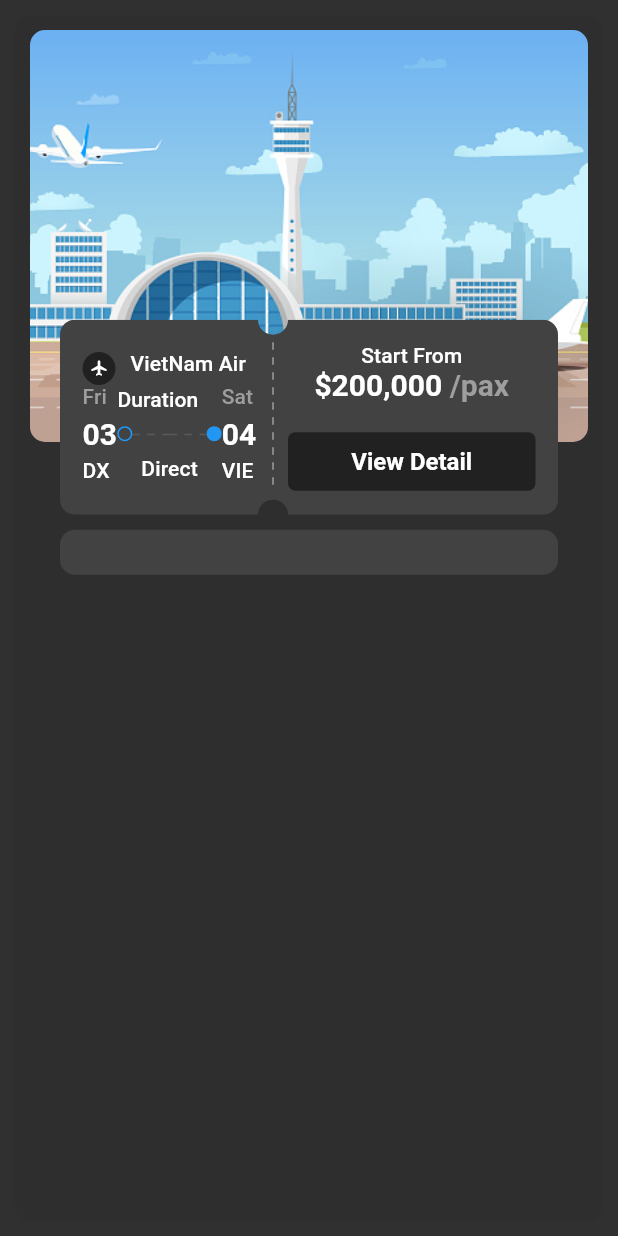
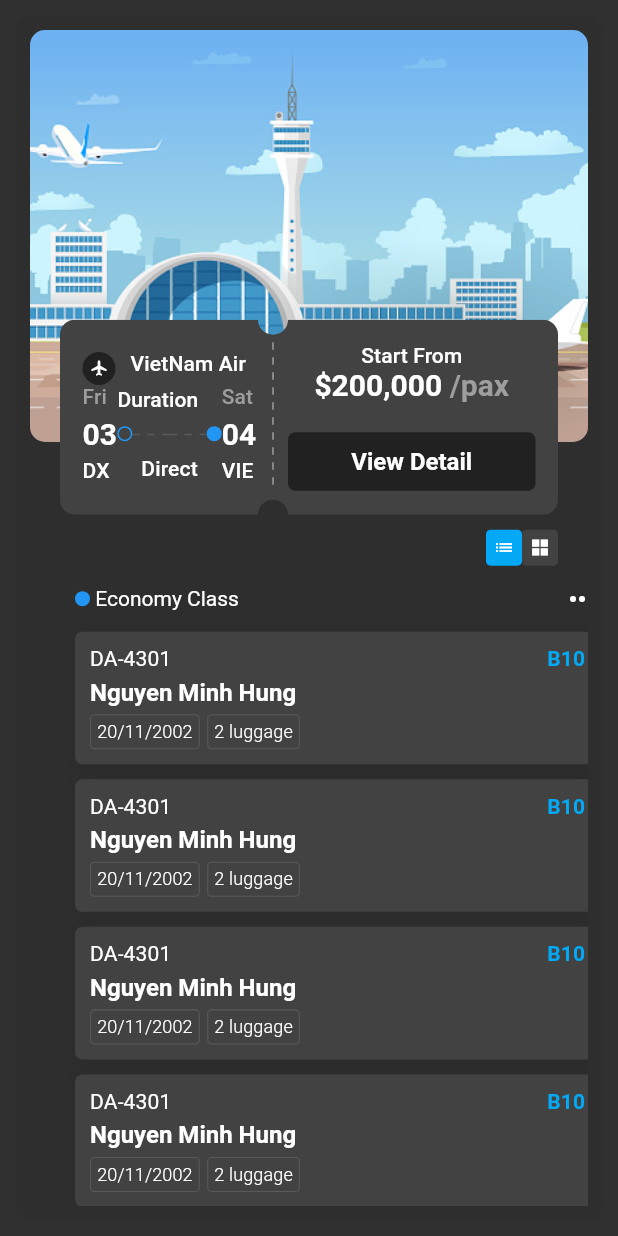
Before and after one commit to nguyenminhhung2011/Flight-Booking, a Flutter app: the FlightDetailScreen screen opened by its route, on a phone screen of 412 x 824 dp. Run offline on Flutter 3.47's test engine with Material 2 defaults, Android fonts, the light colour scheme and no system bars; our stand-ins replace adaptive_theme, badges, bloc, dotted_decoration, extended_image, fl_chart and 5 more; missing offline and left inert: flutter_adaptive_scaffold, ticket_widget.

Commit message:
☀️Feature fIight Detai

```diff
--- /dev/null
+++ b/lib/core/components/enum/tic_type_enum.dart
@@ -0,0 +1,19 @@
+enum TicTypeEnum {
+  economyClass,
+  premiumEconomyClass,
+  businessClass,
+  firstClass;
+
+  String get displayValue {
+    switch (this) {
+      case TicTypeEnum.economyClass:
+        return "Economy Class";
+      case TicTypeEnum.premiumEconomyClass:
+        return "Premium Economy Class";
+      case TicTypeEnum.businessClass:
+        return "Business Class";
+      case TicTypeEnum.firstClass:
+        return "First Class";
+    }
+  }
+}
--- a/lib/l10n/intl_en.arb
+++ b/lib/l10n/intl_en.arb
@@ -62,5 +62,13 @@
     "flightInformation": "Flight Information",
     "driver": "Driver",
     "noCustomer": "No Customer",
-    "numberCustomer": "{no} Customer"
+    "numberCustomer": "{no} Customer",
+    "economyClass": "Economy Class",
+    "premiumEconomyClass": "Premium Economy Class",
+    "firstClass": "First Class",
+    "name": "Name",
+    "gender": "Gender",
+    "boy": "Boy",
+    "phoneNumber": "Phone Number",
+    "luggage": "luggage"
 }
--- a/lib/presentations/flight_detail/bloc/flight_detail_bloc.dart
+++ b/lib/presentations/flight_detail/bloc/flight_detail_bloc.dart
@@ -1,2 +1,34 @@
+import 'dart:async';
+
+import 'package:bloc/bloc.dart';
+import 'package:freezed_annotation/freezed_annotation.dart';
+import 'package:injectable/injectable.dart';
+
+import '../../list_flight/bloc/list_flight_bloc.dart';
+import 'flight_detail_model_state.dart';
+
 part 'flight_detail_event.dart';
 part 'flight_detail_state.dart';
+
+part 'flight_detail_bloc.freezed.dart';
+
+@injectable
+class FlightDetailBloc extends Bloc<FlightDetailEvent, FlightDetailState> {
+  FlightDetailBloc()
+      : super(
+          const FlightDetailState.initial(
+            data: FlightDetailModelState(
+              animation: 1000.0,
+            ),
+          ),
+        ) {
+    on<_Started>(_onStarted);
+  }
+
+  FutureOr<void> _onStarted(
+    _Started event,
+    Emitter<FlightDetailState> emit,
+  ) {
+    emit(FlightDetailState.initial(data: state.data.copyWith(animation: 0)));
+  }
+}
--- a/lib/presentations/flight_detail/bloc/flight_detail_event.dart
+++ b/lib/presentations/flight_detail/bloc/flight_detail_event.dart
@@ -1 +1,6 @@
 part of 'flight_detail_bloc.dart';
+
+@freezed
+class FlightDetailEvent with _$FlightDetailEvent {
+  const factory FlightDetailEvent.started() = _Started;
+}
--- a/lib/presentations/flight_detail/bloc/flight_detail_model_state.dart
+++ b/lib/presentations/flight_detail/bloc/flight_detail_model_state.dart
@@ -7,6 +7,6 @@ part 'flight_detail_model_state.freezed.dart';
 @freezed
 class FlightDetailModelState with _$FlightDetailModelState {
   const factory FlightDetailModelState({
-    required Flight flight,
+    required double animation,
   }) = _FlightDetailModelState;
 }
--- a/lib/presentations/flight_detail/bloc/flight_detail_state.dart
+++ b/lib/presentations/flight_detail/bloc/flight_detail_state.dart
@@ -1 +1,12 @@
 part of 'flight_detail_bloc.dart';
+
+@freezed
+class FlightDetailState with _$FlightDetailState {
+  const FlightDetailState._();
+  const factory FlightDetailState.initial({
+    required FlightDetailModelState data,
+  }) = _Initial;
+  const factory FlightDetailState.loading({
+    required FlightDetailModelState data,
+  }) = _Loading;
+}
--- a/lib/presentations/flight_detail/views/flight_detail_screen.dart
+++ b/lib/presentations/flight_detail/views/flight_detail_screen.dart
@@ -1,9 +1,18 @@
 import 'package:collection/collection.dart';
 import 'package:dotted_decoration/dotted_decoration.dart';
+import 'package:flight_booking/core/components/enum/tic_type_enum.dart';
+import 'package:flight_booking/presentations/flight_detail/bloc/flight_detail_bloc.dart';
+import 'package:flight_booking/presentations/flight_detail/views/widgets/chair_button.dart';
+import 'package:flight_booking/presentations/flight_detail/views/widgets/fast_view_tic.dart';
+import 'package:flight_booking/presentations/flight_detail/views/widgets/icon_button.dart';
+import 'package:flight_booking/presentations/flight_detail/views/widgets/tic_column.dart';
 import 'package:flutter/material.dart';
 import 'package:flutter_adaptive_scaffold/flutter_adaptive_scaffold.dart';
+import 'package:flutter_bloc/flutter_bloc.dart';
 
 import '../../../core/config/color_config.dart';
+import '../../../generated/l10n.dart';
+import '../../list_flight/bloc/list_flight_bloc.dart';
 import '../../list_flight/views/widgets/flight_wdiget_custom.dart';
 
 class FlightDetailScreen extends StatefulWidget {
@@ -14,24 +23,47 @@ class FlightDetailScreen extends StatefulWidget {
 }
 
 class _FlightDetailScreenState extends State<FlightDetailScreen> {
-  ValueNotifier<double> dumbData = ValueNotifier<double>(1000.0);
+  FlightDetailBloc get _bloc => BlocProvider.of<FlightDetailBloc>(context);
+  @override
+  void initState() {
+    super.initState();
+    _bloc.add(const FlightDetailEvent.started());
+  }
+
+  void _listenStateChanged(_, state) {
+    state.whenOrNull();
+  }
+
   @override
   Widget build(BuildContext context) {
     final List<String> chairCharacyer = ['A', 'B', 'C', 'D'];
+    return BlocConsumer<FlightDetailBloc, FlightDetailState>(
+      listener: _listenStateChanged,
+      builder: (context, state) {
         return Scaffold(
+          floatingActionButton: Breakpoints.small.isActive(context)
+              ? IconButton(
+                  color: CommonColor.primaryColor,
+                  onPressed: () {},
+                  icon: const Icon(Icons.airplanemode_active),
+                )
+              : const SizedBox(),
           backgroundColor: Theme.of(context).scaffoldBackgroundColor,
           body: Row(
             children: [
               _main(context),
               Breakpoints.large.isActive(context)
-              ? _sup(context, chairCharacyer)
+                  ? _sup(context, chairCharacyer, state.data.animation)
                   : const SizedBox(),
             ],
           ),
         );
+      },
+    );
   }
 
-  Container _sup(BuildContext context, List<String> chairCharacyer) {
+  Container _sup(
+      BuildContext context, List<String> chairCharacyer, double animation) {
     return Container(
       padding: const EdgeInsets.all(10.0),
       margin: const EdgeInsets.only(top: 10.0, right: 10.0, bottom: 10.0),
@@ -39,7 +71,7 @@ class _FlightDetailScreenState extends State<FlightDetailScreen> {
       height: double.infinity,
       decoration: BoxDecoration(
         borderRadius: BorderRadius.circular(10.0),
-        color: Theme.of(context).cardColor,
+        color: Theme.of(context).primaryColor.withOpacity(0.2),
         boxShadow: [
           BoxShadow(
             color: Theme.of(context).shadowColor.withOpacity(0.1),
@@ -48,18 +80,12 @@ class _FlightDetailScreenState extends State<FlightDetailScreen> {
       ),
       child: ListView(
         children: [
-          _shadowBox(
-            context,
-            Column(
-              children: const [],
+          const FastViewTic(
+            ticType: TicTypeEnum.businessClass,
           ),
-          ),
-          ValueListenableBuilder(
-            valueListenable: dumbData,
-            builder: (context, dumb, widget) => AnimatedContainer(
-              duration: const Duration(milliseconds: 300),
-              height: dumbData.value,
-            ),
+          AnimatedContainer(
+            duration: const Duration(seconds: 1),
+            height: animation,
           ),
           const Align(
             alignment: Alignment.center,
@@ -79,7 +105,7 @@ class _FlightDetailScreenState extends State<FlightDetailScreen> {
                         ChairButton(
                           chairCharacyer: chairCharacyer,
                           text: '${chairCharacyer[i]} $t',
-                          check: (i + t) % 2 == 0,
+                          check: (i + t) % 3 == 0,
                         ),
                     ],
                   ),
@@ -158,16 +184,53 @@ class _FlightDetailScreenState extends State<FlightDetailScreen> {
               children: [
                 SizedBox(height: MediaQuery.of(context).size.height / 4.5),
                 FlightWdigetCustom(
-                  viewDetail: () {
-                    dumbData.value = 1000.0 - dumbData.value;
-                  },
+                  viewDetail: () {},
                 ),
-                Container(
-                  margin: const EdgeInsets.symmetric(horizontal: 20.0),
-                  padding: const EdgeInsets.all(15.0),
-                  decoration: BoxDecoration(
-                    borderRadius: BorderRadius.circular(10.0),
-                    color: Theme.of(context).cardColor,
+                Row(
+                  mainAxisAlignment: MainAxisAlignment.end,
+                  children: [
+                    IconButtonCustom(
+                      iconData: Icons.list,
+                      onPress: () {},
+                      isSec: true,
+                    ),
+                    IconButtonCustom(
+                      iconData: Icons.grid_view_sharp,
+                      onPress: () {},
+                      isSec: false,
+                    ),
+                    const SizedBox(width: 20.0),
+                  ],
+                ),
+                SingleChildScrollView(
+                  scrollDirection: Axis.horizontal,
+                  child: Row(
+                    children: [
+                      const SizedBox(width: 20.0),
+                      TicColumn(
+                        color: Colors.blue,
+                        header: S.of(context).economyClass,
+                        count: 10,
+                      ),
+                      TicColumn(
+                        color: Colors.red,
+                        header: S.of(context).premiumEconomyClass,
+                        count: 10,
+                      ),
+                      TicColumn(
+                        color: Colors.yellow,
+                        header: S.of(context).businessClass,
+                        count: 10,
+                      ),
+                      TicColumn(
+                        color: Colors.green,
+                        header: S.of(context).premiumEconomyClass,
+                        count: 10,
+                      ),
+                    ]
+                        .expand(
+                            (element) => [element, const SizedBox(width: 10.0)])
+                        .toList(),
                   ),
                 ),
               ]
@@ -180,38 +243,3 @@ class _FlightDetailScreenState extends State<FlightDetailScreen> {
     );
   }
 }
-
-class ChairButton extends StatelessWidget {
-  const ChairButton({
-    super.key,
-    required this.chairCharacyer,
-    required this.text,
-    required this.check,
-  });
-
-  final List<String> chairCharacyer;
-  final String text;
-  final bool check;
-
-  @override
-  Widget build(BuildContext context) {
-    return InkWell(
-      onTap: () {},
-      child: Container(
-        margin: const EdgeInsets.all(10.0),
-        padding: const EdgeInsets.all(15.0),
-        decoration: BoxDecoration(
-          borderRadius: BorderRadius.circular(10.0),
-          color:
-              check ? Theme.of(context).hoverColor : CommonColor.primaryColor,
-        ),
-        child: Text(
-          text,
-          style: Theme.of(context).textTheme.titleMedium!.copyWith(
-                fontWeight: FontWeight.bold,
-              ),
-        ),
-      ),
-    );
-  }
-}
--- /dev/null
+++ b/lib/presentations/flight_detail/views/widgets/icon_button.dart
@@ -0,0 +1,31 @@
+import 'package:flutter/material.dart';
+
+import '../../../../core/config/color_config.dart';
+
+class IconButtonCustom extends StatelessWidget {
+  final IconData iconData;
+  final Function() onPress;
+  final bool isSec;
+
+  const IconButtonCustom({
+    super.key,
+    required this.iconData,
+    required this.onPress,
+    required this.isSec,
+  });
+
+  @override
+  Widget build(BuildContext context) {
+    return InkWell(
+      onTap: onPress,
+      child: Container(
+        padding: const EdgeInsets.all(5.0),
+        decoration: BoxDecoration(
+          borderRadius: BorderRadius.circular(3.0),
+          color: isSec ? CommonColor.primaryColor : Theme.of(context).cardColor,
+        ),
+        child: Icon(iconData, size: 14.0),
+      ),
+    );
+  }
+}
--- /dev/null
+++ b/lib/presentations/flight_detail/views/widgets/tic_column.dart
@@ -0,0 +1,49 @@
+import 'package:flight_booking/presentations/flight_detail/views/widgets/tic_item.dart';
+import 'package:flutter/material.dart';
+
+import '../../../list_flight/views/widgets/dot_custom.dart';
+
+class TicColumn extends StatelessWidget {
+  final String header;
+  final int count;
+  final Color color;
+  const TicColumn({
+    super.key,
+    required this.header,
+    required this.count,
+    required this.color,
+  });
+
+  @override
+  Widget build(BuildContext context) {
+    return SizedBox(
+      width: 350,
+      child: Column(
+        children: [
+          Row(
+            children: [
+              DotCustom(
+                color: color,
+                full: true,
+              ),
+              Text(' $header'),
+              const Spacer(),
+              InkWell(
+                onTap: () {},
+                child: const Icon(Icons.more_horiz),
+              )
+            ],
+          ),
+          for (int i = 0; i < count; i++) const TicItem(),
+        ]
+            .expand((element) => [
+                  element,
+                  const SizedBox(
+                    height: 10.0,
+                  )
+                ])
+            .toList(),
+      ),
+    );
+  }
+}
--- /dev/null
+++ b/lib/presentations/flight_detail/views/widgets/tic_item.dart
@@ -0,0 +1,85 @@
+import 'package:flutter/material.dart';
+
+import '../../../../core/config/color_config.dart';
+import '../../../../generated/l10n.dart';
+
+class TicItem extends StatelessWidget {
+  const TicItem({
+    super.key,
+  });
+
+  @override
+  Widget build(BuildContext context) {
+    return Container(
+      width: double.infinity,
+      padding: const EdgeInsets.all(10.0),
+      decoration: BoxDecoration(
+        borderRadius: BorderRadius.circular(5.0),
+        color: Theme.of(context).cardColor,
+        boxShadow: [
+          BoxShadow(
+            color: Theme.of(context).shadowColor.withOpacity(0.1),
+            blurRadius: 10.0,
+          ),
+        ],
+      ),
+      child: Column(
+        crossAxisAlignment: CrossAxisAlignment.start,
+        children: [
+          Row(
+            children: [
+              Text(
+                'DA-4301',
+                style: Theme.of(context)
+                    .textTheme
+                    .titleSmall!
+                    .copyWith(fontWeight: FontWeight.w400),
+              ),
+              const Spacer(),
+              Text(
+                'B10',
+                style: Theme.of(context).textTheme.titleSmall!.copyWith(
+                      fontWeight: FontWeight.bold,
+                      color: CommonColor.primaryColor,
+                    ),
+              ),
+            ],
+          ),
+          Text(
+            'Nguyen Minh Hung',
+            style: Theme.of(context)
+                .textTheme
+                .titleMedium!
+                .copyWith(fontWeight: FontWeight.bold),
+          ),
+          Row(
+            crossAxisAlignment: CrossAxisAlignment.start,
+            children: [
+              _Fie(context, '20/11/2002'),
+              const SizedBox(width: 5.0),
+              _Fie(context, '2 ${S.of(context).luggage}'),
+            ],
+          ),
+        ].expand((element) => [element, const SizedBox(height: 5.0)]).toList()
+          ..removeLast(),
+      ),
+    );
+  }
+
+  Container _Fie(BuildContext context, String tit) {
+    return Container(
+      padding: const EdgeInsets.all(4.0),
+      decoration: BoxDecoration(
+        border: Border.all(width: 0.7, color: Theme.of(context).dividerColor),
+        borderRadius: BorderRadius.circular(3.0),
+      ),
+      child: Text(
+        tit,
+        style: Theme.of(context).textTheme.titleSmall!.copyWith(
+              fontSize: 12.0,
+              fontWeight: FontWeight.w300,
+            ),
+      ),
+    );
+  }
+}
--- a/lib/presentations/routes/main_routes.dart
+++ b/lib/presentations/routes/main_routes.dart
@@ -3,7 +3,10 @@ import 'package:flight_booking/presentations/login/views/login_screen.dart';
 import 'package:flight_booking/presentations/routes/routes.dart';
 import 'package:flight_booking/presentations/splash/splash_screen.dart';
 import 'package:flutter/material.dart';
+import 'package:flutter_bloc/flutter_bloc.dart';
 
+import '../../core/dependency_injection/di.dart';
+import '../flight_detail/bloc/flight_detail_bloc.dart';
 import '../flight_detail/views/flight_detail_screen.dart';
 
 class MainRoutes {
@@ -42,7 +45,10 @@ class MainRoutes {
         return MaterialPageRoute(
           settings: settings,
           builder: (_) {
-            return const FlightDetailScreen();
+            return BlocProvider<FlightDetailBloc>(
+              create: (context) => injector(),
+              child: const FlightDetailScreen(),
+            );
           },
         );
       default:
```
Also changed, not shown: lib/presentations/flight_detail/views/widgets/chair_button.dart (added, +38 -0 lines), lib/presentations/flight_detail/views/widgets/fast_view_tic.dart (added, +128 -0 lines), assets/images/bardcode.png (added), lib/core/dependency_injection/di.config.dart, lib/generated/intl/messages_en.dart, lib/generated/l10n.dart, lib/presentations/flight_detail/bloc/flight_detail_bloc.freezed.dart (added), lib/presentations/flight_detail/bloc/flight_detail_model_state.freezed.dart. Lines whose indentation alone changed are shown as unchanged.
